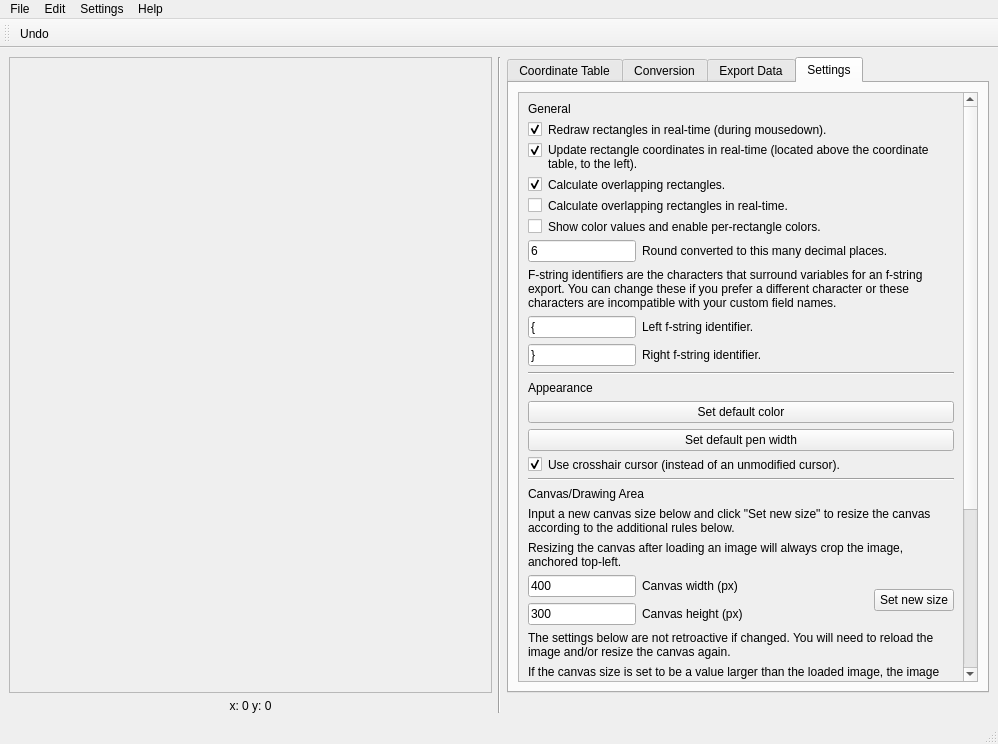
Qt form src/main/resources/base/rectmap.ui (lgactna/RectangleMappingTool) before a commit.
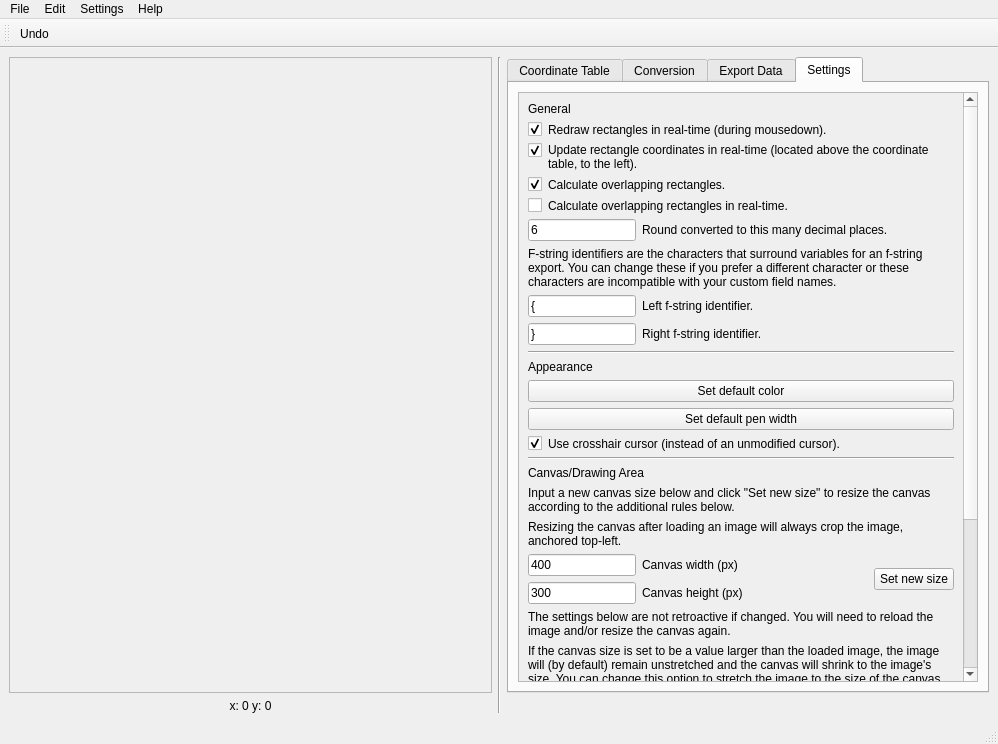
The same form after that commit.

Commit message: remove show_color option

```diff
--- a/src/main/resources/base/rectmap.ui
+++ b/src/main/resources/base/rectmap.ui
@@ -470,7 +470,7 @@
              <x>0</x>
              <y>0</y>
              <width>449</width>
-             <height>932</height>
+             <height>909</height>
             </rect>
            </property>
            <layout class="QFormLayout" name="formLayout_2">
@@ -552,21 +552,7 @@
               </property>
              </widget>
             </item>
-            <item row="5" column="0">
-             <widget class="QCheckBox" name="show_color_checkbox">
-              <property name="text">
-               <string/>
-              </property>
-             </widget>
-            </item>
-            <item row="5" column="1">
-             <widget class="QLabel" name="label_22">
-              <property name="text">
-               <string>Show color values and enable per-rectangle colors.</string>
-              </property>
-             </widget>
-            </item>
-            <item row="6" column="0" colspan="2">
+            <item row="5" column="0" colspan="2">
              <layout class="QFormLayout" name="formLayout_6">
               <item row="0" column="0">
                <widget class="QLineEdit" name="conv_round_edit">
@@ -587,7 +573,7 @@
               </item>
              </layout>
             </item>
-            <item row="7" column="0" colspan="2">
+            <item row="6" column="0" colspan="2">
              <widget class="QLabel" name="label_31">
               <property name="text">
                <string>F-string identifiers are the characters that surround variables for an f-string export. You can change these if you prefer a different character or these characters are incompatible with your custom field names.</string>
@@ -597,7 +583,7 @@
               </property>
              </widget>
             </item>
-            <item row="8" column="0" colspan="2">
+            <item row="7" column="0" colspan="2">
              <layout class="QFormLayout" name="formLayout_5">
               <item row="0" column="0">
                <widget class="QLineEdit" name="left_identifier_edit">
@@ -629,35 +615,35 @@
               </item>
              </layout>
             </item>
-            <item row="9" column="0" colspan="2">
+            <item row="8" column="0" colspan="2">
              <widget class="Line" name="line_3">
               <property name="orientation">
                <enum>Qt::Horizontal</enum>
               </property>
              </widget>
             </item>
-            <item row="10" column="0" colspan="2">
+            <item row="9" column="0" colspan="2">
              <widget class="QLabel" name="label_11">
               <property name="text">
                <string>Appearance</string>
               </property>
              </widget>
             </item>
-            <item row="11" column="0" colspan="2">
+            <item row="10" column="0" colspan="2">
              <widget class="QPushButton" name="set_color_button">
               <property name="text">
                <string>Set default color</string>
               </property>
              </widget>
             </item>
-            <item row="12" column="0" colspan="2">
+            <item row="11" column="0" colspan="2">
              <widget class="QPushButton" name="set_width_button">
               <property name="text">
                <string>Set default pen width</string>
               </property>
              </widget>
             </item>
-            <item row="13" column="0">
+            <item row="12" column="0">
              <widget class="QCheckBox" name="use_crosshair_checkbox">
               <property name="text">
                <string/>
@@ -667,14 +653,14 @@
               </property>
              </widget>
             </item>
-            <item row="13" column="1">
+            <item row="12" column="1">
              <widget class="QLabel" name="label_21">
               <property name="text">
                <string>Use crosshair cursor (instead of an unmodified cursor).</string>
               </property>
              </widget>
             </item>
-            <item row="14" column="0" colspan="2">
+            <item row="13" column="0" colspan="2">
              <widget class="Line" name="line_2">
               <property name="minimumSize">
                <size>
@@ -687,14 +673,14 @@
               </property>
              </widget>
             </item>
-            <item row="15" column="0" colspan="2">
+            <item row="14" column="0" colspan="2">
              <widget class="QLabel" name="label_5">
               <property name="text">
                <string>Canvas/Drawing Area</string>
               </property>
              </widget>
             </item>
-            <item row="16" column="0" colspan="2">
+            <item row="15" column="0" colspan="2">
              <widget class="QLabel" name="label_26">
               <property name="text">
                <string>Input a new canvas size below and click &quot;Set new size&quot; to resize the canvas according to the additional rules below.</string>
@@ -704,7 +690,7 @@
               </property>
              </widget>
             </item>
-            <item row="17" column="0" colspan="2">
+            <item row="16" column="0" colspan="2">
              <widget class="QLabel" name="label_23">
               <property name="text">
                <string>Resizing the canvas after loading an image will always crop the image, anchored top-left.</string>
@@ -714,7 +700,7 @@
               </property>
              </widget>
             </item>
-            <item row="18" column="0" colspan="2">
+            <item row="17" column="0" colspan="2">
              <layout class="QHBoxLayout" name="horizontalLayout_4">
               <item>
                <layout class="QFormLayout" name="formLayout_3">
@@ -757,7 +743,7 @@
               </item>
              </layout>
             </item>
-            <item row="19" column="0" colspan="2">
+            <item row="18" column="0" colspan="2">
              <widget class="QLabel" name="label_24">
               <property name="text">
                <string>The settings below are not retroactive if changed. You will need to reload the image and/or resize the canvas again.</string>
@@ -767,7 +753,7 @@
               </property>
              </widget>
             </item>
-            <item row="20" column="0" colspan="2">
+            <item row="19" column="0" colspan="2">
              <widget class="QLabel" name="label_14">
               <property name="text">
                <string>If the canvas size is set to be a value larger than the loaded image, the image will (by default) remain unstretched and the canvas will shrink to the image's size. You can change this option to stretch the image to the size of the canvas instead.</string>
```
Left out of the diff: 20 changed lines with no effect on the pictures. The commit also changes 4 other files.
